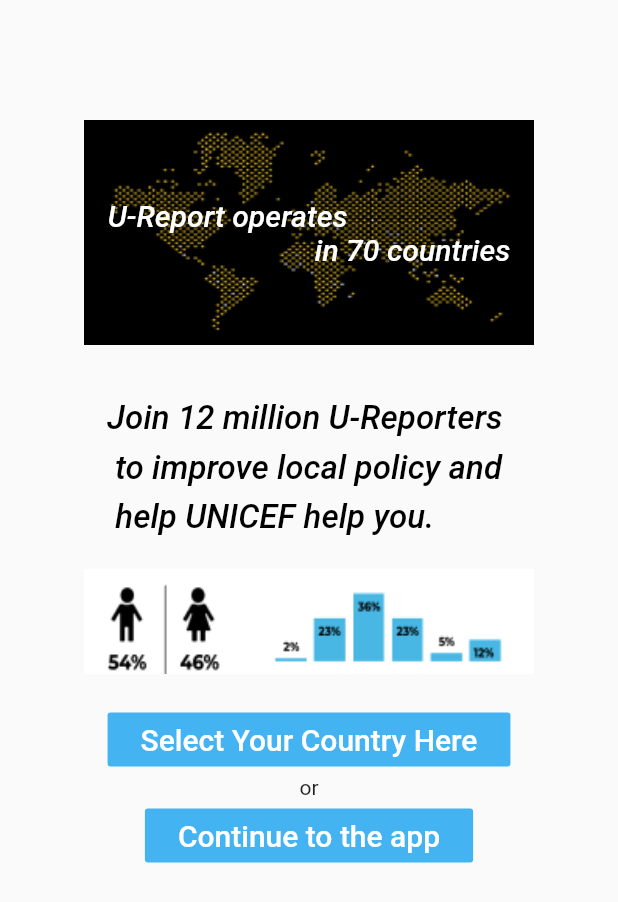
After one commit to nathanbaleeta/ureport_mobile, a Flutter app: the RegisterPage screen opened directly, on a phone screen of 412 x 824 dp. The commit adds this screen. Shown: the top 902 px of the screen. Run offline on Flutter 3.47's test engine with Material 2 defaults, Android fonts, the phone set to English and light mode, and no system bars; our stand-ins replace firebase_auth, firebase_core, firebase_messaging, flutter_widget_from_html_core, webview_flutter; accounts and stored records are empty; network calls fail.

Commit message:
register page added

```diff
--- a/lib/app.dart
+++ b/lib/app.dart
@@ -4,6 +4,7 @@ import 'package:ureport_app/navigation/UReportAppBar.dart';
 import 'package:ureport_app/stories/OpinionsWebview.dart';
 import 'package:ureport_app/stories/StoryListView.dart';
 import 'package:firebase_auth/firebase_auth.dart';
+import 'package:ureport_app/registration/RegisterPage.dart';
 
 class TabScreen extends StatefulWidget {
   TabScreen({Key key}) : super(key: key);
@@ -157,7 +158,7 @@ class _RegistrationScreenState extends State<RegistrationScreen> {
 
                       auth.signInWithCredential(_credential).then((result){
                         Navigator.pushReplacement(context, MaterialPageRoute(
-                            builder: (context) => TabScreen()
+                            builder: (context) => RegisterPage()
                         ));
 
                       }).catchError((e){
--- a/lib/navigation/UReportAppBar.dart
+++ b/lib/navigation/UReportAppBar.dart
@@ -1,7 +1,6 @@
 import 'package:flutter/material.dart';
 import 'package:ureport_app/theme/theme_changer_page.dart';
-import 'package:provider/provider.dart';
-import 'package:ureport_app/theme/theme_notifier.dart';
+
 
 class UReportAppBar extends StatelessWidget{
   @override
--- /dev/null
+++ b/lib/registration/RegisterPage.dart
@@ -0,0 +1,102 @@
+import 'package:flutter/material.dart';
+import 'package:flutter/widgets.dart';
+import 'package:ureport_app/theme/theme_changer_page.dart';
+import 'package:ureport_app/app.dart';
+
+
+class RegisterPage extends StatelessWidget {
+  @override
+  Widget build(BuildContext context) {
+    return Scaffold(
+      body: Center(
+        child: new Column(
+            children: <Widget>[
+              SizedBox(height: 80),
+
+              Center(
+                child: Stack(
+                  alignment: Alignment.center,
+                  children: [
+
+                    Container(
+                  width: 300.0,
+                  height: 150.0,
+                  alignment: Alignment.center,
+                  decoration: new BoxDecoration(
+                    image: DecorationImage(
+                        image: AssetImage('assets/mapRegistration.png'),
+                        fit: BoxFit.fill
+                    ),
+                  ),
+                ),
+                    Container(
+                        alignment: Alignment.center,
+                        child: Flexible(
+                          child: Text(
+                            '''U-Report operates
+                            in 70 countries''',
+                            style: TextStyle(color:Colors.white, fontSize: 20.0, fontStyle: FontStyle.italic, fontWeight: FontWeight.w500),
+                          ),
+                        )),
+                  ]
+                ),
+              ),
+
+              SizedBox(height: 30),
+              new Container(
+                  alignment: Alignment.center,
+                  child: Flexible(
+                    child: Text(
+                      "Join 12 million U-Reporters \n to improve local policy and \n help UNICEF help you.",
+                      style: TextStyle(color:Colors.black, fontSize: 22.0, fontStyle: FontStyle.italic, fontWeight: FontWeight.w500, height: 1.5),
+                    ),
+                  )
+              ),
+              SizedBox(height: 20),
+              new Container(
+                width: 300.0,
+                height: 70.0,
+                alignment: Alignment.center,
+                decoration: new BoxDecoration(
+                  image: DecorationImage(
+                      image: AssetImage('assets/userImageRegister.png'),
+                      fit: BoxFit.fill
+                  ),
+                ),
+              ),
+              SizedBox(height: 20),
+                FlatButton(
+                  child: Padding(
+                    padding: const EdgeInsets.all(6.0),
+                    child: Text("Select Your Country Here",
+                    style: TextStyle(color:Colors.white, fontSize: 20.0, fontWeight: FontWeight.w500)),
+                  ),
+                  textColor: Colors.white,
+                  color: Theme.of(context).accentColor,
+                  onPressed: () {
+                    Navigator.push(
+                      context,
+                      MaterialPageRoute(builder: (context) => ThemeChangerPage()),
+                    );
+                  }),
+                Text("or"),
+                FlatButton(
+                  child: Padding(
+                    padding: const EdgeInsets.all(6.0),
+                    child: Text("Continue to the app",
+                        style: TextStyle(color:Colors.white, fontSize: 20.0, fontWeight: FontWeight.w500)),
+                  ),
+                  textColor: Colors.white,
+                  color: Theme.of(context).accentColor,
+                  onPressed: () {
+                    Navigator.push(
+                      context,
+                      MaterialPageRoute(builder: (context) => TabScreen()),
+                    );
+                  })
+         ]
+        )
+      )
+    );
+  }
+}
```
Also changed, not shown: assets/mapRegistration.png (added), assets/userImageRegister.png (added).
